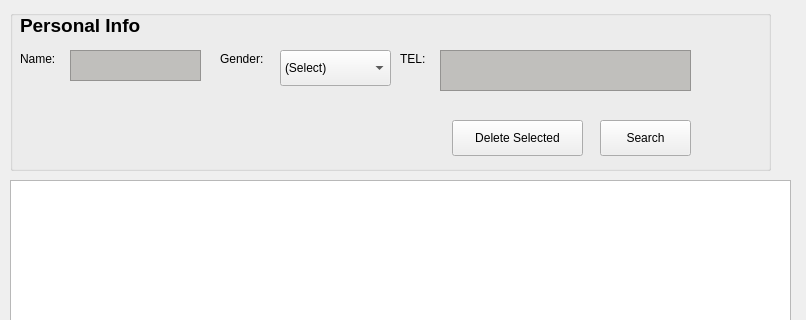
Before: the Qt Designer form searchWindow.ui in OhaoTech/ClinicManager, drawn with Qt 5; both pictures show x 0 to 806 and y 0 to 320 of the 806 by 928 pixel window.
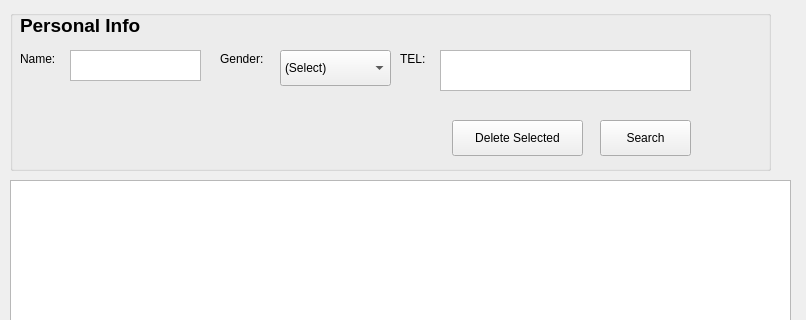
After: the same form once the commit is applied. Icons and pictures are not drawn.

Commit message: beautified UI and theme

```diff
--- a/searchWindow.ui
+++ b/searchWindow.ui
@@ -52,7 +52,7 @@
      </rect>
     </property>
     <property name="styleSheet">
-     <string notr="true">background-color: rgb(192, 191, 188);</string>
+     <string notr="true"/>
     </property>
    </widget>
    <widget class="QLabel" name="personal_info_label">
@@ -78,7 +78,7 @@
      </rect>
     </property>
     <property name="styleSheet">
-     <string notr="true">background-color: rgb(192, 191, 188);</string>
+     <string notr="true"/>
     </property>
    </widget>
    <widget class="QLabel" name="name_label">
```
The commit also changes 6 other files.
